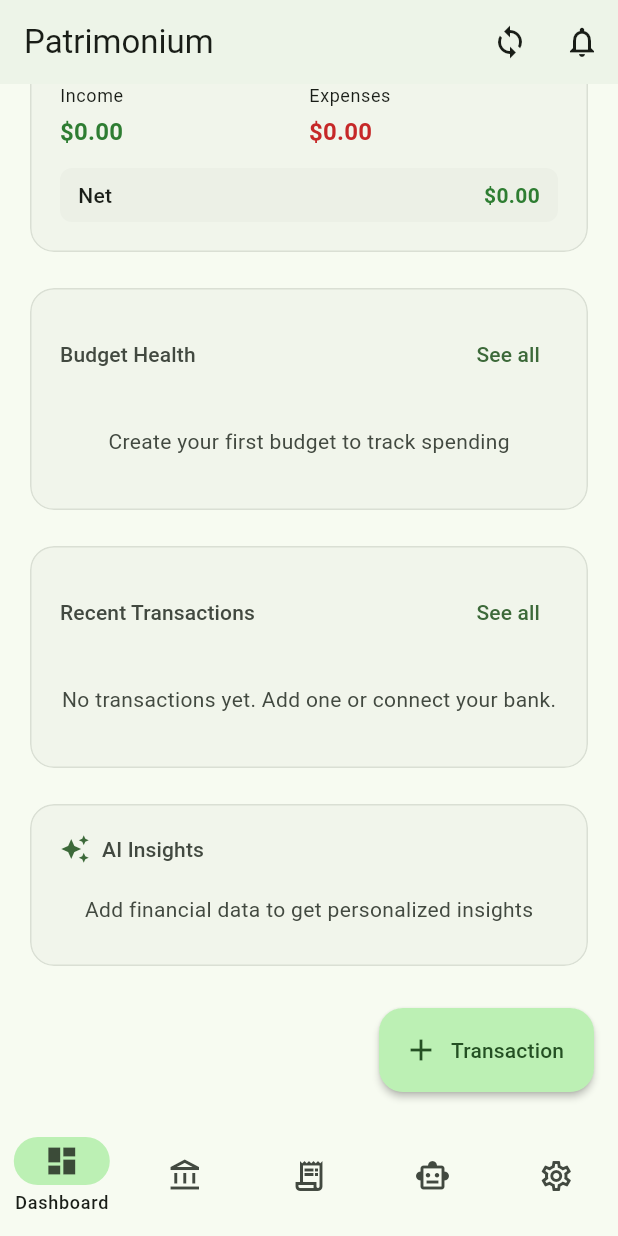
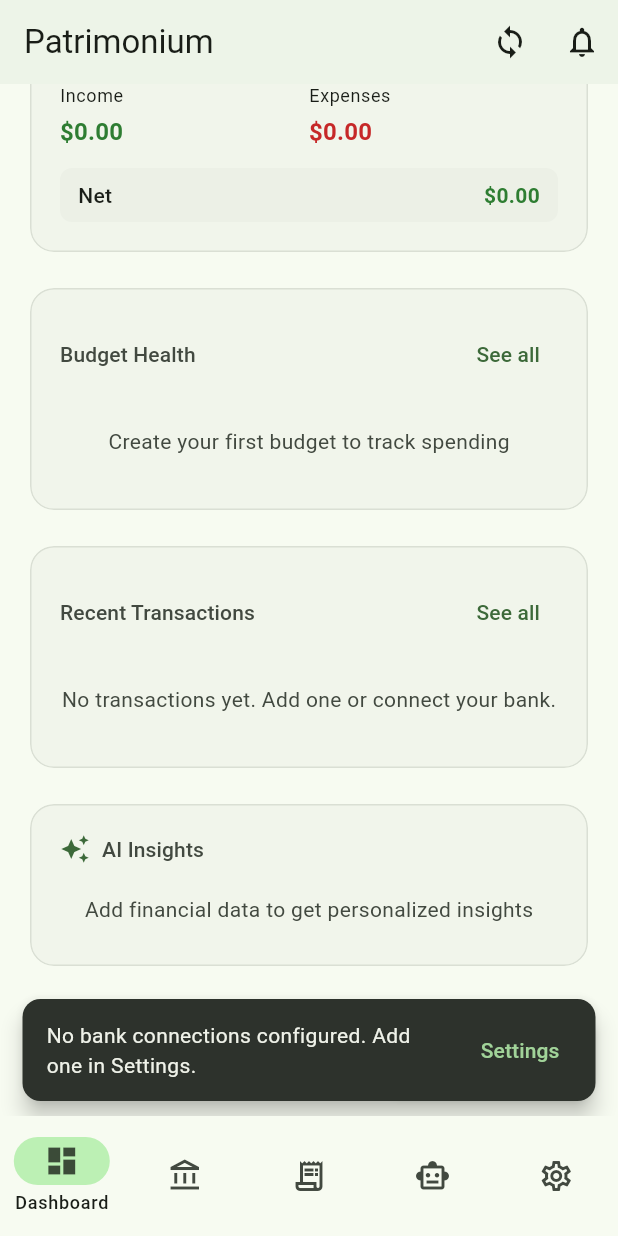
Before and after one commit to bloknayrb/patrimonium, a Flutter app: the DashboardScreen screen opened by its route, scrolled down 224 dp, after a tap on the "sync" icon, on a phone screen of 412 x 824 dp. Run offline on Flutter 3.47's test engine with Material 3 defaults, Android fonts, the phone set to English and light mode, and no system bars; drawn by our look-alikes of dynamic_color; our stand-ins replace drift, flutter_riverpod, flutter_secure_storage, go_router, local_auth, shimmer; accounts and stored records are empty; generated files the repository leaves out were written again.

Commit message:
Wire up dashboard Sync and Insights action buttons
- Sync button: shows SnackBar directing user to Settings to configure
  bank connections (feature not yet built)
- Insights button: navigates to AI assistant tab (branch index 3)

https://claude.ai/code/session_019BN7LAgBri87rvtf4MwuGE

```diff
--- a/lib/presentation/features/dashboard/dashboard_screen.dart
+++ b/lib/presentation/features/dashboard/dashboard_screen.dart
@@ -24,14 +24,26 @@ class DashboardScreen extends ConsumerWidget {
             icon: const Icon(Icons.sync),
             tooltip: 'Sync accounts',
             onPressed: () {
-              // TODO: Trigger bank sync
+              ScaffoldMessenger.of(context).showSnackBar(
+                SnackBar(
+                  content: const Text(
+                    'No bank connections configured. Add one in Settings.',
+                  ),
+                  action: SnackBarAction(
+                    label: 'Settings',
+                    onPressed: () {
+                      StatefulNavigationShell.of(context).goBranch(4);
+                    },
+                  ),
+                ),
+              );
             },
           ),
           IconButton(
             icon: const Icon(Icons.notifications_outlined),
             tooltip: 'Insights',
             onPressed: () {
-              // TODO: Open insights screen
+              StatefulNavigationShell.of(context).goBranch(3);
             },
           ),
         ],
```
